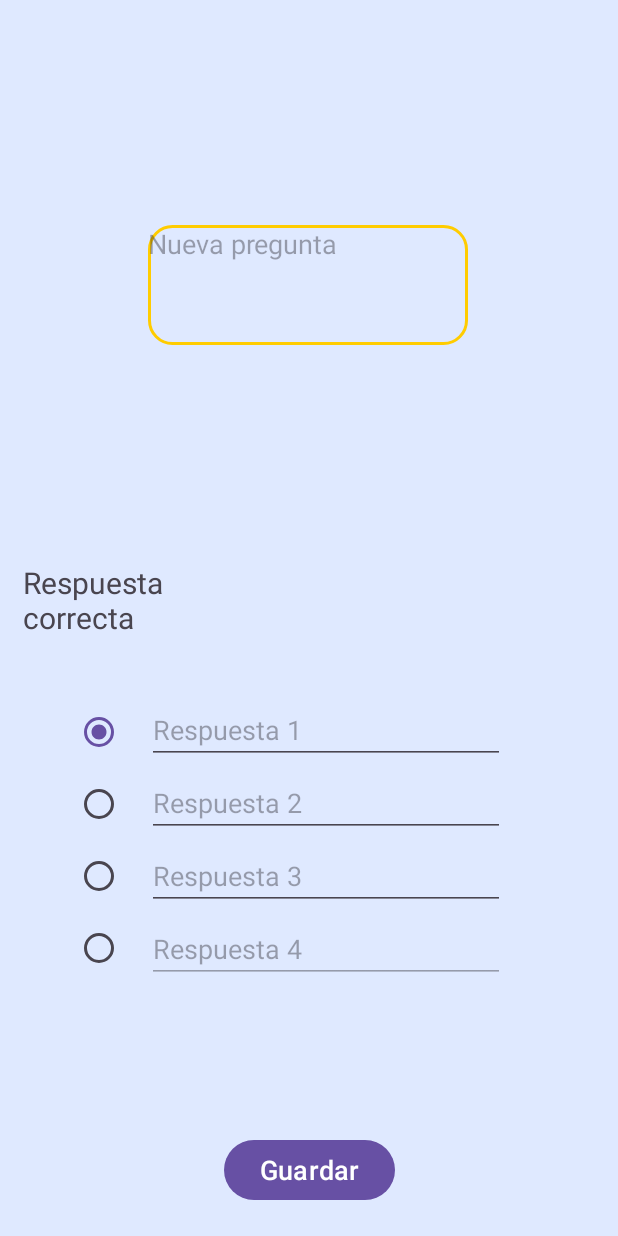
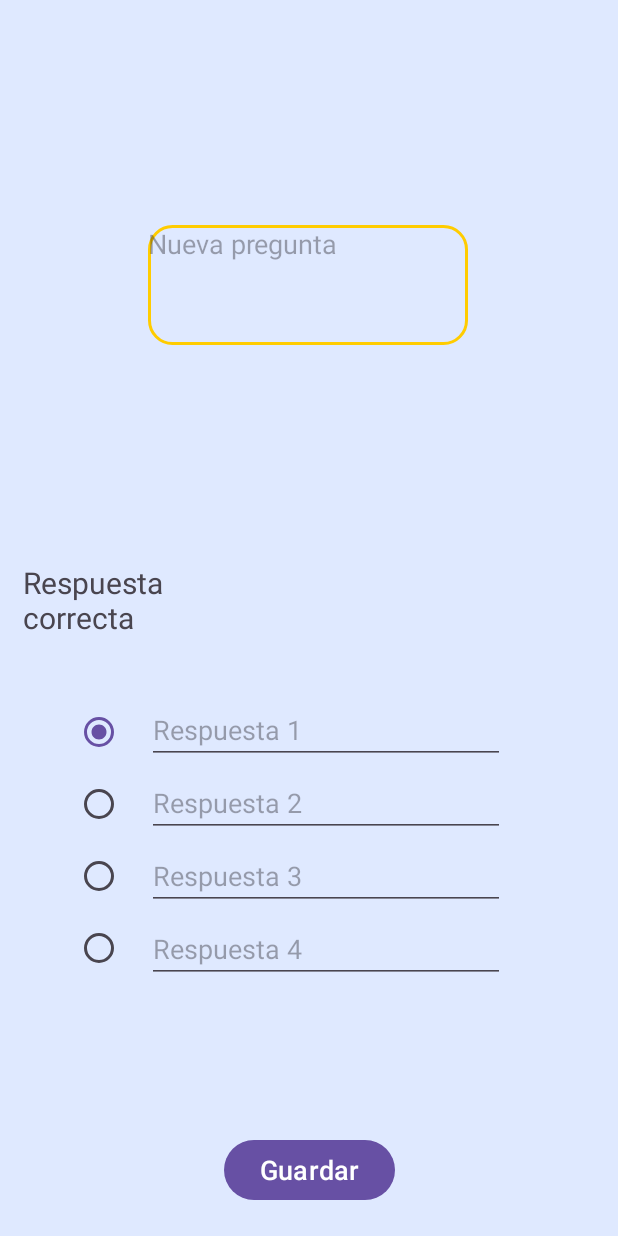
Before and after one commit to BaraElProgramador/WhatAndWhy, an Android app: the NuevaPreguntaActivity screen opened directly, with no data from a screen before it, on a phone screen of 412 x 824 dp. Run offline under Robolectric (Android 15) with nearby library versions, the phone set to English and light mode, and no system bars.

Commit message:
terminado y comentado

```diff
--- a/app/src/main/java/com/example/whatwhy/Vistas/Listas/ListaPreguntasActivity.java
+++ b/app/src/main/java/com/example/whatwhy/Vistas/Listas/ListaPreguntasActivity.java
@@ -50,9 +50,6 @@ public class ListaPreguntasActivity extends AppCompatActivity {
 
         preguntasCorrectas = 0;
 
-        //Inicializacion de variables
-//        viewPager = findViewById(R.id.viewPager);
-//        nextButton = findViewById(R.id.nextButton);
 
         idProyecto = getIntent().getStringExtra("idProyecto");
         db = FirebaseFirestore.getInstance();
--- a/app/src/main/java/com/example/whatwhy/Vistas/NuevaPreguntaActivity.java
+++ b/app/src/main/java/com/example/whatwhy/Vistas/NuevaPreguntaActivity.java
@@ -34,8 +34,6 @@ public class NuevaPreguntaActivity extends AppCompatActivity {
         txtR2 = findViewById(R.id.txtEditR2);
         txtR3 = findViewById(R.id.txtEditR3);
         txtR4 = findViewById(R.id.txtEditR4);
-
-        txtR4.setEnabled(false);
 
         grupOpciones = findViewById(R.id.rGrupOpciones);
 
--- a/app/src/main/res/layout/activity_nueva_pregunta.xml
+++ b/app/src/main/res/layout/activity_nueva_pregunta.xml
@@ -96,6 +96,7 @@
         android:layout_marginTop="3dp"
         android:layout_marginEnd="75dp"
         android:ems="10"
+        android:enabled="true"
         android:hint="Respuesta 4"
         android:inputType="text"
         app:layout_constraintEnd_toEndOf="parent"
```
